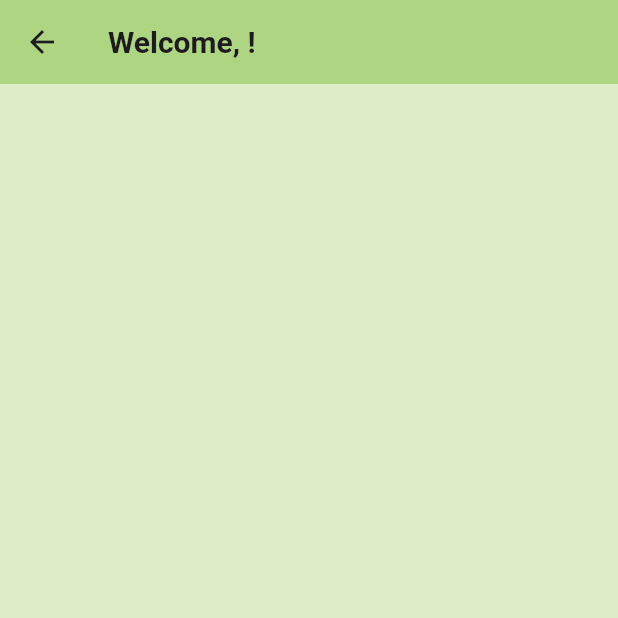
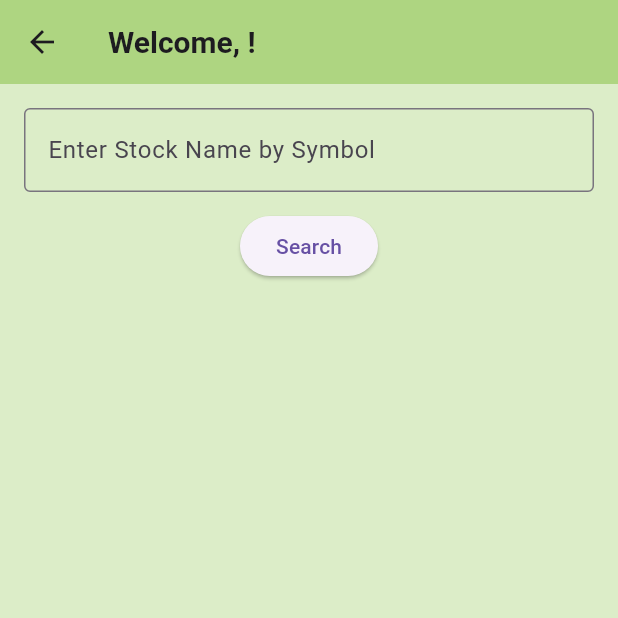
Before and after one commit to courtneyleora/Stock-Tracker, a Flutter app: the MainScreen screen opened by its route, on a phone screen of 412 x 824 dp, the top half of it. Run offline on Flutter 3.47's test engine with Material 3 defaults, Android fonts, the phone set to English and light mode, and no system bars; our stand-ins replace cloud_firestore, firebase_auth, firebase_core; accounts and stored records are empty.

Commit message:
API handling created, search stock and display price created

```diff
--- a/lib/screens/mainscreen.dart
+++ b/lib/screens/mainscreen.dart
@@ -1,8 +1,38 @@
 import 'package:flutter/material.dart';
 import 'package:firebase_auth/firebase_auth.dart';
+import 'stockhandling.dart';
 
-class MainScreen extends StatelessWidget {
+class MainScreen extends StatefulWidget {
+  @override
+  _MainScreenState createState() => _MainScreenState();
+}
+
+class _MainScreenState extends State<MainScreen> {
   final User? user = FirebaseAuth.instance.currentUser;
+  final TextEditingController search = TextEditingController();
+
+  String? stockprice;
+  String? error;
+
+  Future<void> searchstock() async {
+    final symbol = search.text.trim().toUpperCase();
+    if (symbol.isEmpty) return;
+
+    setState(() {
+      error = null;
+    });
+
+    try {
+      final price = await getprice(symbol);
+      setState(() {
+        stockprice = price != null ? "\$$price" : "Not Found";
+      });
+    } catch (e) {
+      setState(() {
+        error = "API Handling Error";
+      });
+    }
+  }
 
   @override
   Widget build(BuildContext context) {
@@ -16,6 +46,30 @@ class MainScreen extends StatelessWidget {
           style: TextStyle(fontSize: 20, fontWeight: FontWeight.bold),
         ),
       ),
+      body: Padding(
+        padding: const EdgeInsets.all(16),
+        child: Column(
+          children: [
+            TextField(
+              controller: search,
+              decoration: InputDecoration(
+                hintText: "Enter Stock Name by Symbol",
+                border: OutlineInputBorder(),
+              ),
+            ),
+            SizedBox(height: 12),
+            ElevatedButton(onPressed: searchstock, child: Text("Search")),
+            SizedBox(height: 16),
+            if (error != null)
+              Text(error!, style: TextStyle(color: Colors.red)),
+            if (stockprice != null)
+              Text(
+                "Current Price: $stockprice",
+                style: TextStyle(fontSize: 20),
+              ),
+          ],
+        ),
+      ),
     );
   }
 }
--- a/pubspec.yaml
+++ b/pubspec.yaml
@@ -37,6 +37,7 @@ dependencies:
   firebase_core: ^3.13.0
   firebase_auth: ^5.5.2
   cloud_firestore: ^5.6.6
+  http: ^1.3.0
 
 dev_dependencies:
   flutter_test:
```
Also changed, not shown: lib/screens/stockhandling.dart (added, +30 -0 lines), pubspec.lock.
